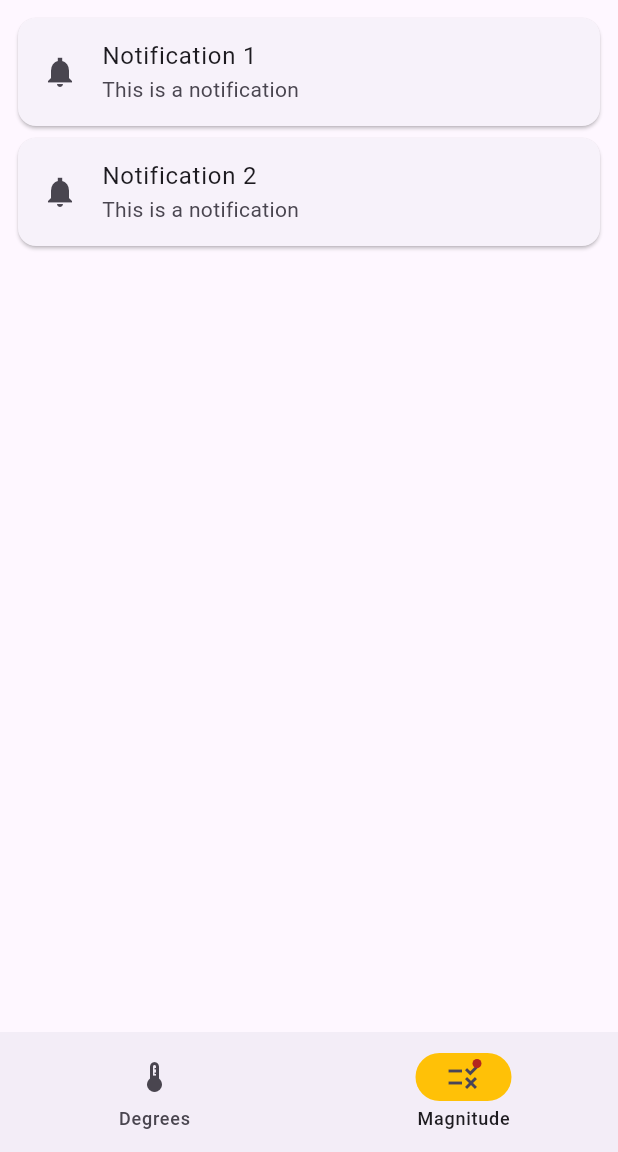
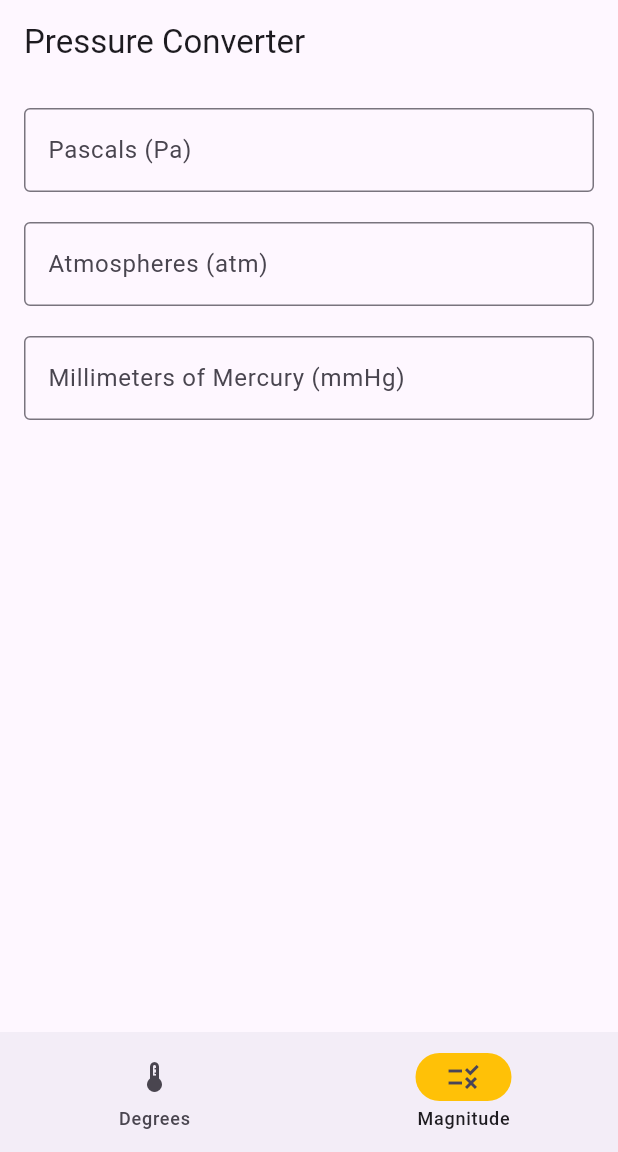
Before and after one commit to SamuelAroca/parcial_movil, a Flutter app: the screen it shows after launch, item 2 of the bottom bar chosen, on a phone screen of 412 x 824 dp, the part 84-1236 px from its top. Run offline on Flutter 3.47's test engine with Material 3 defaults, Android fonts, the phone set to English and light mode, and no system bars.

```diff
--- a/lib/screens/navigation_bar.dart
+++ b/lib/screens/navigation_bar.dart
@@ -1,5 +1,6 @@
 import 'package:flutter/material.dart';
 import 'package:parcial_movil/screens/degrees.dart';
+import 'package:parcial_movil/screens/physical_magnitude.dart';
 
 class NavigationLineBar extends StatefulWidget {
   const NavigationLineBar({super.key});
@@ -34,7 +35,7 @@ class _NavigationBarState extends State<NavigationLineBar> {
             label: 'Degrees',
           ),
           NavigationDestination(
-            icon: Badge(child: Icon(Icons.rule)),
+            icon: Icon(Icons.rule),
             label: 'Magnitude',
           ),
         ],
@@ -42,29 +43,7 @@ class _NavigationBarState extends State<NavigationLineBar> {
       body: <Widget>[
         /// Home page
         const Degrees(),
-
-        /// Notifications page
-        const Padding(
-          padding: EdgeInsets.all(8.0),
-          child: Column(
-            children: <Widget>[
-              Card(
-                child: ListTile(
-                  leading: Icon(Icons.notifications_sharp),
-                  title: Text('Notification 1'),
-                  subtitle: Text('This is a notification'),
-                ),
-              ),
-              Card(
-                child: ListTile(
-                  leading: Icon(Icons.notifications_sharp),
-                  title: Text('Notification 2'),
-                  subtitle: Text('This is a notification'),
-                ),
-              ),
-            ],
-          ),
-        ),
+        const PressureConverter(),
 
         /// Messages page
         ListView.builder(
--- /dev/null
+++ b/lib/screens/physical_magnitude.dart
@@ -0,0 +1,144 @@
+import 'package:flutter/material.dart';
+
+class PressureConverter extends StatefulWidget {
+  const PressureConverter({super.key});
+
+  @override
+  State<StatefulWidget> createState() {
+    return _PressureConverterState();
+  }
+}
+
+class _PressureConverterState extends State<PressureConverter> {
+  final TextEditingController pascalsController = TextEditingController();
+  final TextEditingController atmospheresController = TextEditingController();
+  final TextEditingController mmHgController = TextEditingController();
+
+  @override
+  void dispose() {
+    pascalsController.dispose();
+    atmospheresController.dispose();
+    mmHgController.dispose();
+    super.dispose();
+  }
+
+  @override
+  Widget build(BuildContext context) {
+    return Scaffold(
+      appBar: AppBar(
+        title: const Text('Pressure Converter'),
+      ),
+      body: Padding(
+        padding: const EdgeInsets.all(16.0),
+        child: Column(
+          crossAxisAlignment: CrossAxisAlignment.start,
+          children: [
+            _buildTextField(
+              controller: pascalsController,
+              label: 'Pascals (Pa)',
+              onChanged: (value) {
+                _updateAtmospheresAndMmHg(value, 'Pa');
+              },
+            ),
+            const SizedBox(height: 20),
+            _buildTextField(
+              controller: atmospheresController,
+              label: 'Atmospheres (atm)',
+              onChanged: (value) {
+                _updatePascalsAndMmHg(value, 'atm');
+              },
+            ),
+            const SizedBox(height: 20),
+            _buildTextField(
+              controller: mmHgController,
+              label: 'Millimeters of Mercury (mmHg)',
+              onChanged: (value) {
+                _updatePascalsAndAtmospheres(value, 'mmHg');
+              },
+            ),
+          ],
+        ),
+      ),
+    );
+  }
+
+  Widget _buildTextField({
+    required TextEditingController controller,
+    required String label,
+    required void Function(String) onChanged,
+  }) {
+    return TextField(
+      controller: controller,
+      keyboardType: TextInputType.number,
+      decoration: InputDecoration(
+        labelText: label,
+        border: const OutlineInputBorder(),
+        errorText: _getErrorText(controller.text),
+      ),
+      onChanged: onChanged,
+    );
+  }
+
+  String? _getErrorText(String? value) {
+    if (value == null || value.isEmpty) {
+      return null;
+    }
+    if (value.contains(',') || value.contains('-')) {
+      return 'Please enter a valid number';
+    }
+    return null;
+  }
+
+  void _updateAtmospheresAndMmHg(String value, String unit) {
+    if (value.isEmpty) {
+      atmospheresController.text = '';
+      mmHgController.text = '';
+      return;
+    }
+    final double pascals = double.tryParse(value) ?? 0;
+    if (unit == 'Pa') {
+      final double atmospheres = pascals / 101325;
+      final double mmHg = pascals / 133.322;
+      atmospheresController.text =
+          atmospheres.toStringAsFixed(9); // Mostrar más decimales
+      mmHgController.text = mmHg.toStringAsFixed(9);
+    }
+    setState(
+        () {}); // Actualizar el estado para que se muestre el mensaje de advertencia
+  }
+
+  void _updatePascalsAndMmHg(String value, String unit) {
+    if (value.isEmpty) {
+      pascalsController.text = '';
+      mmHgController.text = '';
+      return;
+    }
+    final double atmospheres = double.tryParse(value) ?? 0;
+    if (unit == 'atm') {
+      final double pascals = atmospheres * 101325;
+      final double mmHg = atmospheres * 760;
+      pascalsController.text = pascals.toStringAsFixed(9);
+      mmHgController.text = mmHg.toStringAsFixed(9);
+    }
+    setState(
+        () {}); // Actualizar el estado para que se muestre el mensaje de advertencia
+  }
+
+  void _updatePascalsAndAtmospheres(String value, String unit) {
+    if (value.isEmpty) {
+      pascalsController.text = '';
+      atmospheresController.text = '';
+      return;
+    }
+    final double mmHg = double.tryParse(value) ?? 0;
+    if (unit == 'mmHg') {
+      final double pascals = mmHg * 133.322;
+      final double atmospheres = mmHg / 760;
+      pascalsController.text = pascals.toStringAsFixed(9);
+      atmospheresController.text =
+          atmospheres.toStringAsFixed(9); // Mostrar más decimales
+    }
+    setState(
+        () {}); // Actualizar el estado para que se muestre el mensaje de advertencia
+  }
+}
```
Also changed, not shown: lib/screens/degrees.dart (+10 -40 lines).
